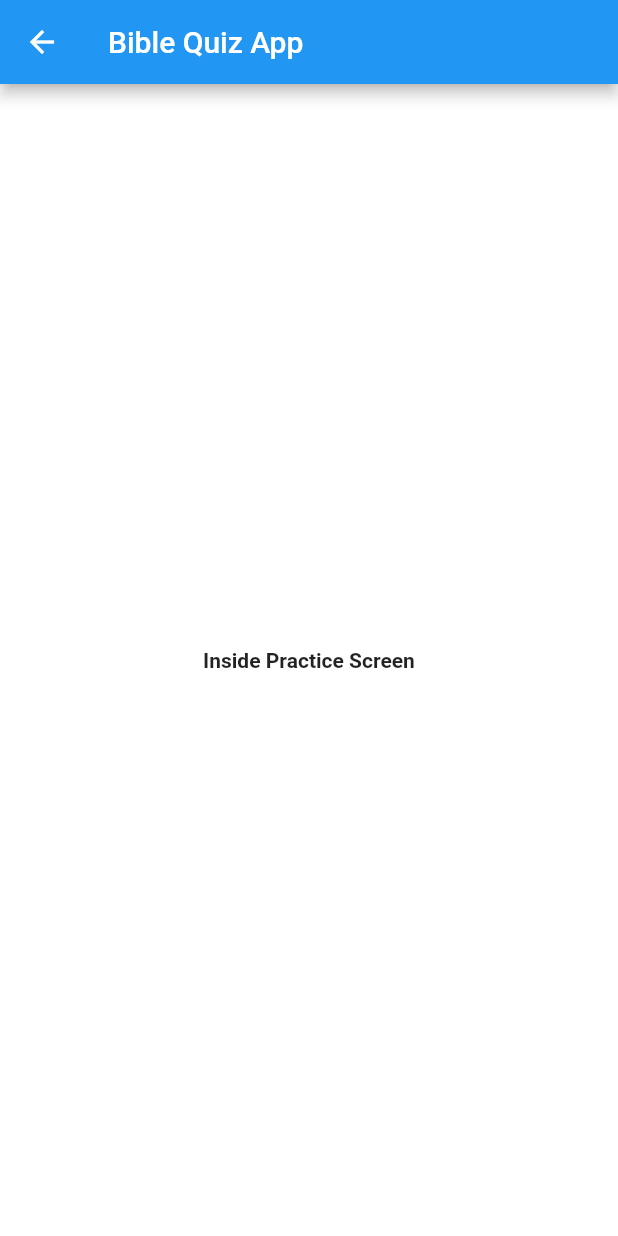
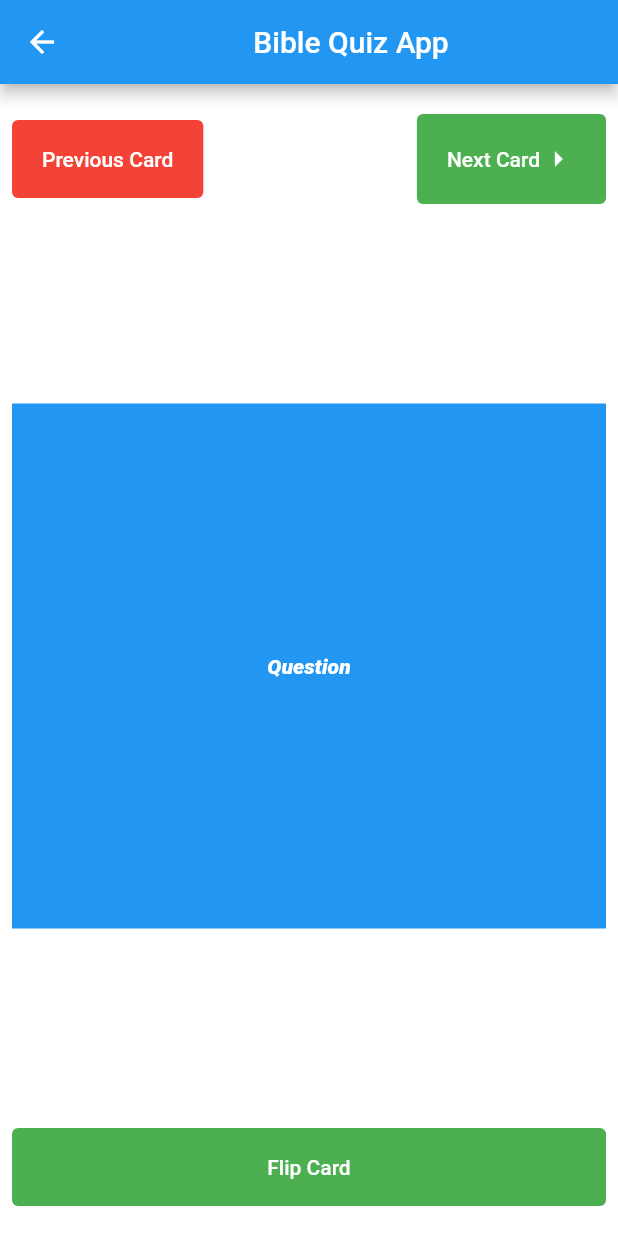
Before and after one commit to joesanthosh24/flutter_app, a Flutter app: the PracticeScreen screen opened by its route, on a phone screen of 412 x 824 dp. Run offline on Flutter 3.47's test engine with Material 2 defaults, Android fonts, the phone set to English and light mode, and no system bars.

Commit message:
Designed UI for Practice Screen

```diff
--- a/lib/main.dart
+++ b/lib/main.dart
@@ -16,10 +16,14 @@ class MyApp extends StatelessWidget {
           scaffoldBackgroundColor: Colors.white,
           textTheme: TextTheme(
             bodyText2: TextStyle(
-            fontWeight: FontWeight.bold,
+              fontWeight: FontWeight.w800,
+              color: Colors.white,
+              fontStyle: FontStyle.italic,
             ),
           ),
-      ),
+          buttonTheme: ButtonThemeData(
+            textTheme: ButtonTextTheme.primary,
+          )),
       initialRoute: '/',
       routes: {
         '/': (context) => HomeScreen(),
--- a/lib/screens/practice.dart
+++ b/lib/screens/practice.dart
@@ -1,3 +1,4 @@
+import 'package:flutter/cupertino.dart';
 import 'package:flutter/material.dart';
 
 import '../widgets/AppScaffold.dart';
@@ -7,8 +8,60 @@ class PracticeScreen extends StatelessWidget {
   Widget build(BuildContext context) {
     return AppScaffold(
       screenBody: Container(
-        child: Center(
-          child: Text('Inside Practice Screen'),
+        child: Column(
+          mainAxisAlignment: MainAxisAlignment.spaceBetween,
+          children: <Widget>[
+            Row(
+              mainAxisAlignment: MainAxisAlignment.spaceBetween,
+              crossAxisAlignment: CrossAxisAlignment.center,
+              children: <Widget>[
+                FlatButton(
+                  padding:
+                      EdgeInsets.symmetric(vertical: 18.0, horizontal: 20.0),
+                  child: Text('Previous Card'),
+                  color: Colors.red,
+                  onPressed: () {
+                    print('Previous Card pressed');
+                  },
+                ),
+                FlatButton(
+                  padding:
+                      EdgeInsets.symmetric(vertical: 18.0, horizontal: 20.0),
+                  child: Row(
+                    children: <Widget>[
+                      Text('Next Card'),
+                      Icon(Icons.arrow_right),
+                    ],
+                  ),
+                  color: Colors.green,
+                  onPressed: () {
+                    print('Next Card Pressed');
+                  },
+                ),
+              ],
+            ),
+            Container(
+              height: 350.0,
+              margin: EdgeInsets.symmetric(vertical: 35.0),
+              color: Colors.blue,
+              child: Center(
+                child: Text('Question'),
+              ),
+            ),
+            Column(
+              crossAxisAlignment: CrossAxisAlignment.stretch,
+              children: <Widget>[
+                FlatButton(
+                  padding: EdgeInsets.symmetric(vertical: 18.0),
+                  child: Text('Flip Card'),
+                  color: Colors.green,
+                  onPressed: () {
+                    print('Flip Card Pressed');
+                  },
+                ),
+              ],
+            ),
+          ],
         ),
       ),
     );
--- a/lib/widgets/AppScaffold.dart
+++ b/lib/widgets/AppScaffold.dart
@@ -9,9 +9,17 @@ class AppScaffold extends StatelessWidget {
   Widget build(BuildContext context) {
     return Scaffold(
       appBar: AppBar(
-        title: Text('Bible Quiz App'),
+        title: Center(
+          child: Text('Bible Quiz App'),
+        ),
       ),
-      body: screenBody,
+      body: Padding(
+        padding: const EdgeInsets.symmetric(
+          horizontal: 8.0,
+          vertical: 20.0,
+        ),
+        child: screenBody,
+      ),
     );
   }
 }
```
Lines whose indentation alone changed are shown as unchanged.
